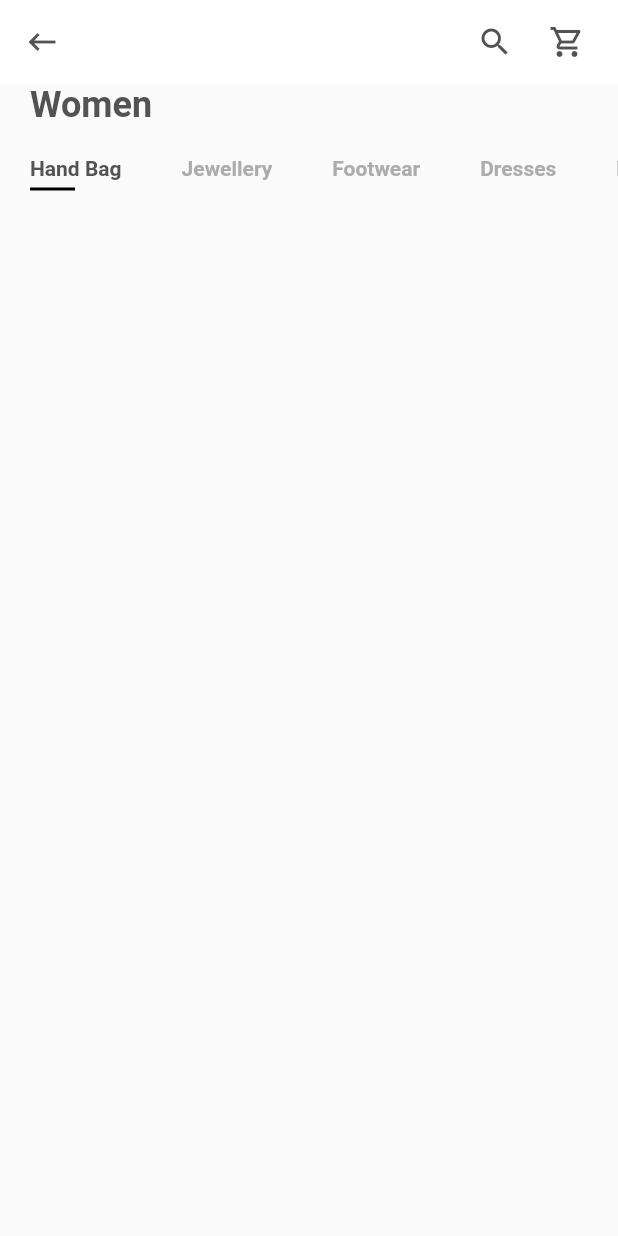
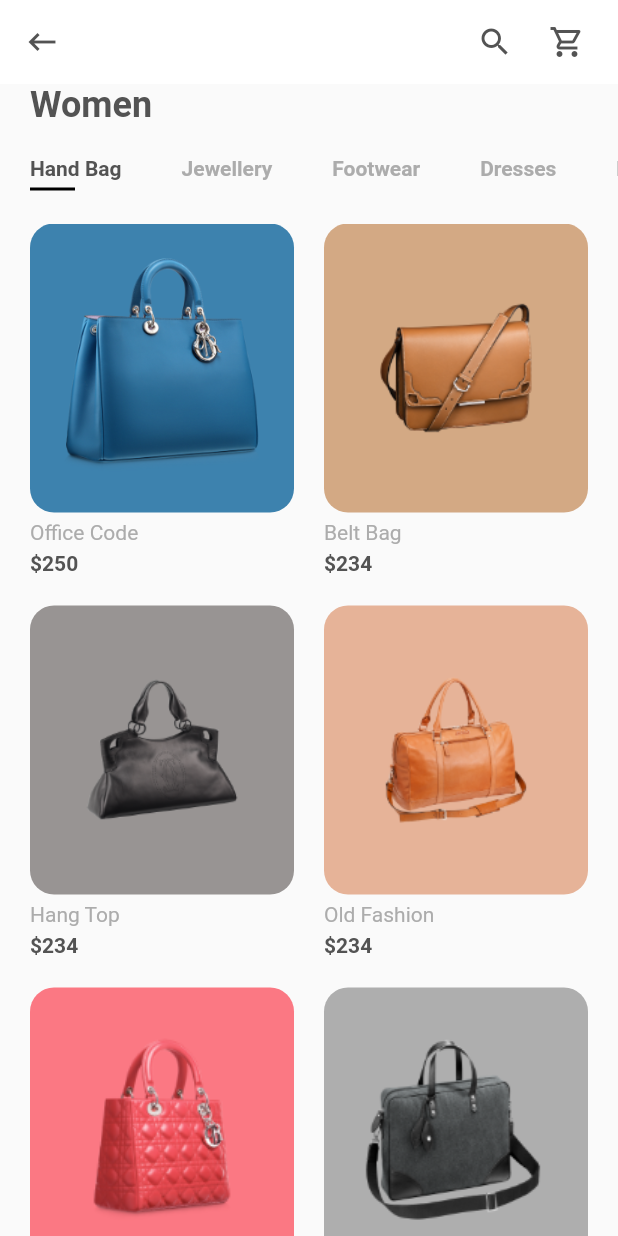
Before and after one commit to jadsonsanches/shop_app, a Flutter app: the screen it shows after launch, on a phone screen of 412 x 824 dp. Run offline on Flutter 3.47's test engine with Material 2 defaults, Android fonts, the phone set to English and light mode, and no system bars.

Commit message:
Added item_card.dart

```diff
--- a/lib/models/Product.dart
+++ b/lib/models/Product.dart
@@ -2,8 +2,8 @@ import 'package:flutter/material.dart';
 
 class Product {
   final String? image, title, description;
-  late final int? price, size, id;
-  late final Color? color;
+  final int? price, size, id;
+  final Color? color;
 
   Product(
       {this.id,
@@ -19,7 +19,7 @@ List<Product> products = [
   Product(
       id: 1,
       title: "Office Code",
-      price: 234,
+      price: 250,
       size: 12,
       description: 'dummyText',
       image: "assets/images/bag_1.png",
--- a/lib/screens/home/components/body.dart
+++ b/lib/screens/home/components/body.dart
@@ -1,6 +1,8 @@
 import 'package:flutter/material.dart';
 import 'package:shop_app/constants.dart';
+import 'package:shop_app/models/Product.dart';
 import 'package:shop_app/screens/home/components/categories.dart';
+import 'package:shop_app/screens/home/components/item_card.dart';
 
 class Body extends StatelessWidget {
   const Body({Key? key}) : super(key: key);
@@ -21,6 +23,19 @@ class Body extends StatelessWidget {
           ),
         ),
         Categories(),
+        Expanded(
+            child: Padding(
+          padding: const EdgeInsets.symmetric(horizontal: kDefaultPadding),
+          child: GridView.builder(
+              itemCount: products.length,
+              gridDelegate: SliverGridDelegateWithFixedCrossAxisCount(
+                  crossAxisCount: 2,
+                  mainAxisSpacing: kDefaultPadding,
+                  crossAxisSpacing: kDefaultPadding,
+                  childAspectRatio: 0.75),
+              itemBuilder: (context, i) =>
+                  ItemCard(product: products[i], press: () {})),
+        ))
       ],
     );
   }
--- /dev/null
+++ b/lib/screens/home/components/item_card.dart
@@ -0,0 +1,39 @@
+import 'package:flutter/material.dart';
+import 'package:shop_app/constants.dart';
+import 'package:shop_app/models/Product.dart';
+
+class ItemCard extends StatelessWidget {
+  final Product product;
+  final Function press;
+
+  const ItemCard({Key? key, required this.product, required this.press})
+      : super(key: key);
+
+  @override
+  Widget build(BuildContext context) {
+    return Column(
+      crossAxisAlignment: CrossAxisAlignment.start,
+      children: [
+        Expanded(
+          child: Container(
+            // height: 180,
+            // width: 160,
+            padding: EdgeInsets.all(kDefaultPadding),
+            decoration: BoxDecoration(
+                color: product.color, borderRadius: BorderRadius.circular(16)),
+            child: Image.asset(product.image.toString()),
+          ),
+        ),
+        Padding(
+          padding: const EdgeInsets.symmetric(vertical: kDefaultPadding / 4),
+          child: Text(
+            product.title.toString(),
+            style: TextStyle(color: kTextLightColor),
+          ),
+        ),
+        Text("\$${product.price}",
+            style: TextStyle(fontWeight: FontWeight.bold))
+      ],
+    );
+  }
+}
```
